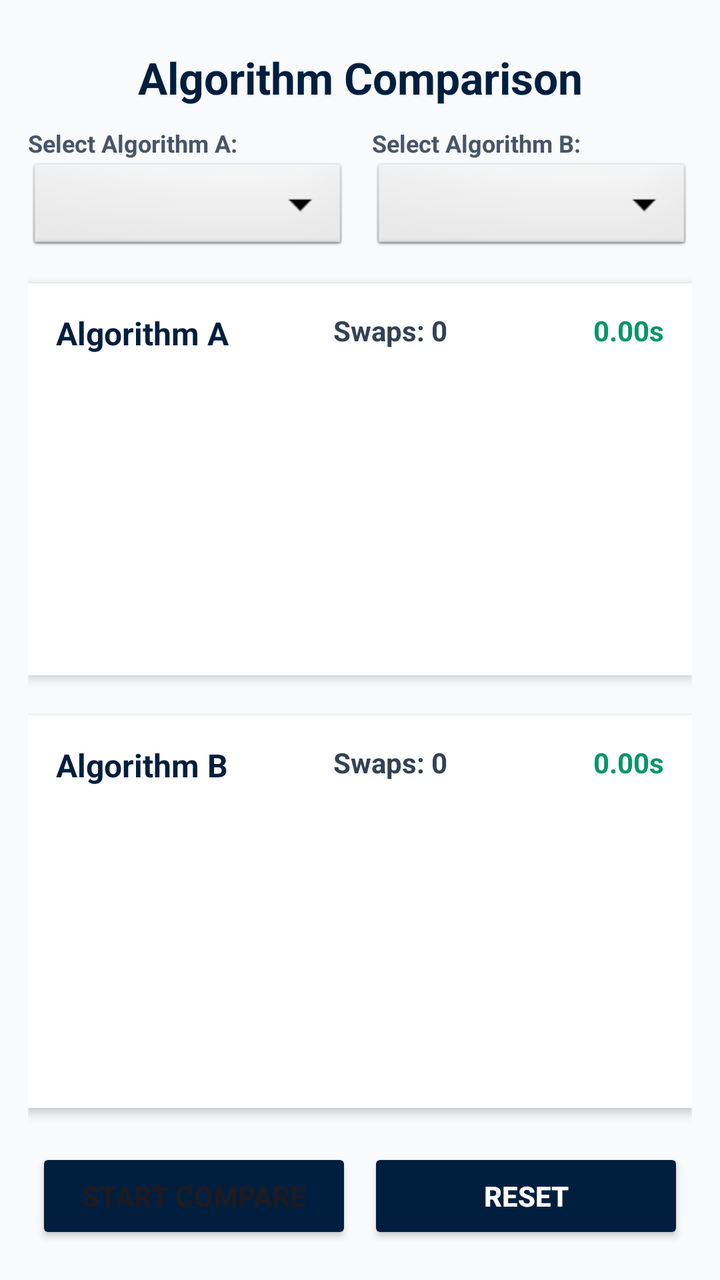
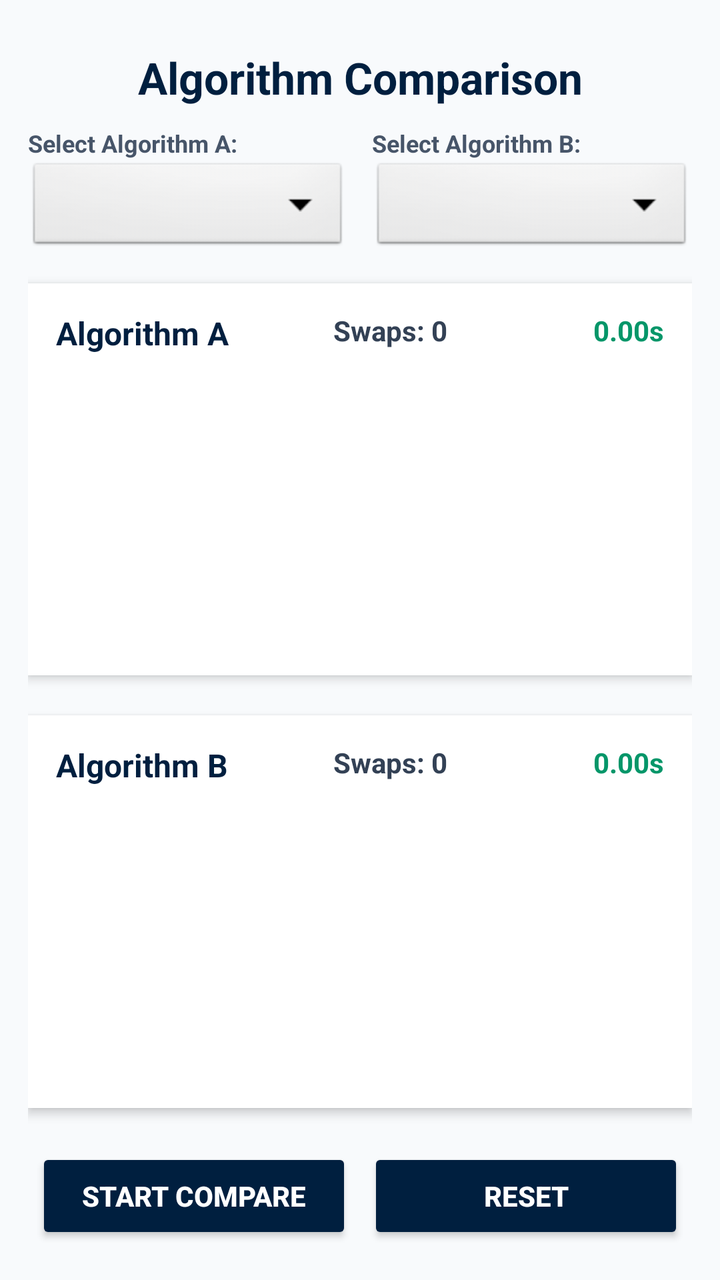

Before-and-after screenshots of an Android layout around one commit, followed by the original layout XML and the change that was made.
<!-- AndroidManifest.xml: application theme Theme.MeerabApp -->
<!-- res/layout/activity_comparison_screen.xml -->
<?xml version="1.0" encoding="utf-8"?>
<LinearLayout xmlns:android="http://schemas.android.com/apk/res/android"
    xmlns:tools="http://schemas.android.com/tools"
    android:layout_width="match_parent"
    android:layout_height="match_parent"
    android:orientation="vertical"
    android:background="#F8FAFC"
    android:padding="14dp"
    android:baselineAligned="false"
    tools:context=".ComparisonScreen">

    <TextView
        android:layout_width="match_parent"
        android:layout_height="wrap_content"
        android:text="Algorithm Comparison"
        android:textSize="22sp"
        android:textStyle="bold"
        android:textColor="#001F3F"
        android:gravity="center"
        android:layout_marginVertical="10dp"
        tools:ignore="HardcodedText" />

    <LinearLayout
        android:layout_width="match_parent"
        android:layout_height="wrap_content"
        android:orientation="horizontal"
        android:weightSum="2"
        android:layout_marginBottom="14dp"
        android:baselineAligned="false">

        <LinearLayout
            android:layout_width="0dp"
            android:layout_height="wrap_content"
            android:layout_weight="1"
            android:orientation="vertical"
            android:layout_marginEnd="6dp">
            <TextView
                android:layout_width="wrap_content"
                android:layout_height="wrap_content"
                android:text="Select Algorithm A:"
                android:textSize="12sp"
                android:textStyle="bold"
                android:textColor="#475569"
                tools:ignore="HardcodedText" />
            <Spinner
                android:id="@+id/spinnerAlgoA"
                android:layout_width="match_parent"
                android:layout_height="48dp"
                android:background="@android:drawable/btn_dropdown"
                android:contentDescription="Select First Algorithm" />
        </LinearLayout>

        <LinearLayout
            android:layout_width="0dp"
            android:layout_height="wrap_content"
            android:layout_weight="1"
            android:orientation="vertical"
            android:layout_marginStart="6dp">
            <TextView
                android:layout_width="wrap_content"
                android:layout_height="wrap_content"
                android:text="Select Algorithm B:"
                android:textSize="12sp"
                android:textStyle="bold"
                android:textColor="#475569"
                tools:ignore="HardcodedText" />
            <Spinner
                android:id="@+id/spinnerAlgoB"
                android:layout_width="match_parent"
                android:layout_height="48dp"
                android:background="@android:drawable/btn_dropdown"
                android:contentDescription="Select Second Algorithm" />
        </LinearLayout>
    </LinearLayout>

    <LinearLayout
        android:layout_width="match_parent"
        android:layout_height="0dp"
        android:layout_weight="1"
        android:orientation="vertical"
        android:background="@android:color/white"
        android:elevation="3dp"
        android:padding="14dp"
        android:layout_marginBottom="10dp"
        android:baselineAligned="false">

        <LinearLayout
            android:layout_width="match_parent"
            android:layout_height="wrap_content"
            android:orientation="horizontal"
            android:weightSum="3"
            android:layout_marginBottom="8dp"
            android:baselineAligned="false">
            <TextView
                android:id="@+id/lblAlgoA"
                android:layout_width="0dp"
                android:layout_height="wrap_content"
                android:layout_weight="1.2"
                android:text="Algorithm A"
                android:textStyle="bold"
                android:textColor="#001F3F"
                android:textSize="16sp"
                tools:ignore="HardcodedText" />
            <TextView
                android:id="@+id/txtSwapsA"
                android:layout_width="0dp"
                android:layout_height="wrap_content"
                android:layout_weight="0.9"
                android:text="Swaps: 0"
                android:gravity="center"
                android:textColor="#334155"
                android:textStyle="bold"
                tools:ignore="HardcodedText" />
            <TextView
                android:id="@+id/txtTimerA"
                android:layout_width="0dp"
                android:layout_height="wrap_content"
                android:layout_weight="0.9"
                android:text="0.00s"
                android:gravity="end"
                android:textColor="#059669"
                android:textStyle="bold"
                tools:ignore="HardcodedText" />
        </LinearLayout>

        <HorizontalScrollView
            android:layout_width="match_parent"
            android:layout_height="match_parent"
            android:scrollbars="none"
            android:contentDescription="Algorithm A Bars Container">
            <LinearLayout
                android:id="@+id/containerBarsA"
                android:layout_width="wrap_content"
                android:layout_height="wrap_content"
                android:layout_gravity="center_vertical"
                android:orientation="horizontal"/>
        </HorizontalScrollView>
    </LinearLayout>

    <LinearLayout
        android:layout_width="match_parent"
        android:layout_height="0dp"
        android:layout_weight="1"
        android:orientation="vertical"
        android:background="@android:color/white"
        android:elevation="3dp"
        android:padding="14dp"
        android:layout_marginTop="10dp"
        android:layout_marginBottom="16dp"
        android:baselineAligned="false">

        <LinearLayout
            android:layout_width="match_parent"
            android:layout_height="wrap_content"
            android:orientation="horizontal"
            android:weightSum="3"
            android:layout_marginBottom="8dp"
            android:baselineAligned="false">
            <TextView
                android:id="@+id/lblAlgoB"
                android:layout_width="0dp"
                android:layout_height="wrap_content"
                android:layout_weight="1.2"
                android:text="Algorithm B"
                android:textStyle="bold"
                android:textColor="#001F3F"
                android:textSize="16sp"
                tools:ignore="HardcodedText" />
            <TextView
                android:id="@+id/txtSwapsB"
                android:layout_width="0dp"
                android:layout_height="wrap_content"
                android:layout_weight="0.9"
                android:text="Swaps: 0"
                android:gravity="center"
                android:textColor="#334155"
                android:textStyle="bold"
                tools:ignore="HardcodedText" />
            <TextView
                android:id="@+id/txtTimerB"
                android:layout_width="0dp"
                android:layout_height="wrap_content"
                android:layout_weight="0.9"
                android:text="0.00s"
                android:gravity="end"
                android:textColor="#059669"
                android:textStyle="bold"
                tools:ignore="HardcodedText" />
        </LinearLayout>

        <HorizontalScrollView
            android:layout_width="match_parent"
            android:layout_height="match_parent"
            android:scrollbars="none"
            android:contentDescription="Algorithm B Bars Container">
            <LinearLayout
                android:id="@+id/containerBarsB"
                android:layout_width="wrap_content"
                android:layout_height="wrap_content"
                android:layout_gravity="center_vertical"
                android:orientation="horizontal"/>
        </HorizontalScrollView>
    </LinearLayout>

    <LinearLayout
        android:layout_width="match_parent"
        android:layout_height="wrap_content"
        android:orientation="horizontal"
        android:weightSum="2"
        android:baselineAligned="false">
        <Button
            android:id="@+id/btnStartCompare"
            android:layout_width="0dp"
            android:layout_height="wrap_content"
            android:layout_weight="1"
            android:text="Start Compare"
            android:layout_margin="4dp"
            android:padding="12dp"
            android:textStyle="bold"
            android:backgroundTint="#001F3F"
            tools:ignore="HardcodedText" />
        <Button
            android:id="@+id/btnResetCompare"
            android:layout_width="0dp"
            android:layout_height="wrap_content"
            android:layout_weight="1"
            android:text="Reset"
            android:layout_margin="4dp"
            android:padding="12dp"
            android:textStyle="bold"
            android:textColor="#FFFFFF"
            android:backgroundTint="#001F3F"
            tools:ignore="HardcodedText" />
    </LinearLayout>

</LinearLayout>
<!-- resources referenced by this layout -->
<resources>
  <style name="Theme.MeerabApp" parent="Theme.Material3.DayNight.NoActionBar">
          <item name="colorPrimary">#001F3F</item>
          <item name="android:statusBarColor">#001F3F</item>
      </style>
</resources>

<!-- the commit's change to res/layout/activity_comparison_screen.xml (unified diff, before → after) -->
@@ -47,7 +47,7 @@
                 android:layout_width="match_parent"
                 android:layout_height="48dp"
                 android:background="@android:drawable/btn_dropdown"
-                android:contentDescription="Select First Algorithm" />
+                android:contentDescription="Algorithm A" />
         </LinearLayout>
 
         <LinearLayout
@@ -69,7 +69,7 @@
                 android:layout_width="match_parent"
                 android:layout_height="48dp"
                 android:background="@android:drawable/btn_dropdown"
-                android:contentDescription="Select Second Algorithm" />
+                android:contentDescription="Algorithm B" />
         </LinearLayout>
     </LinearLayout>
 
@@ -218,6 +218,7 @@
             android:padding="12dp"
             android:textStyle="bold"
             android:backgroundTint="#001F3F"
+            android:textColor="#FFFFFF"
             tools:ignore="HardcodedText" />
         <Button
             android:id="@+id/btnResetCompare"
